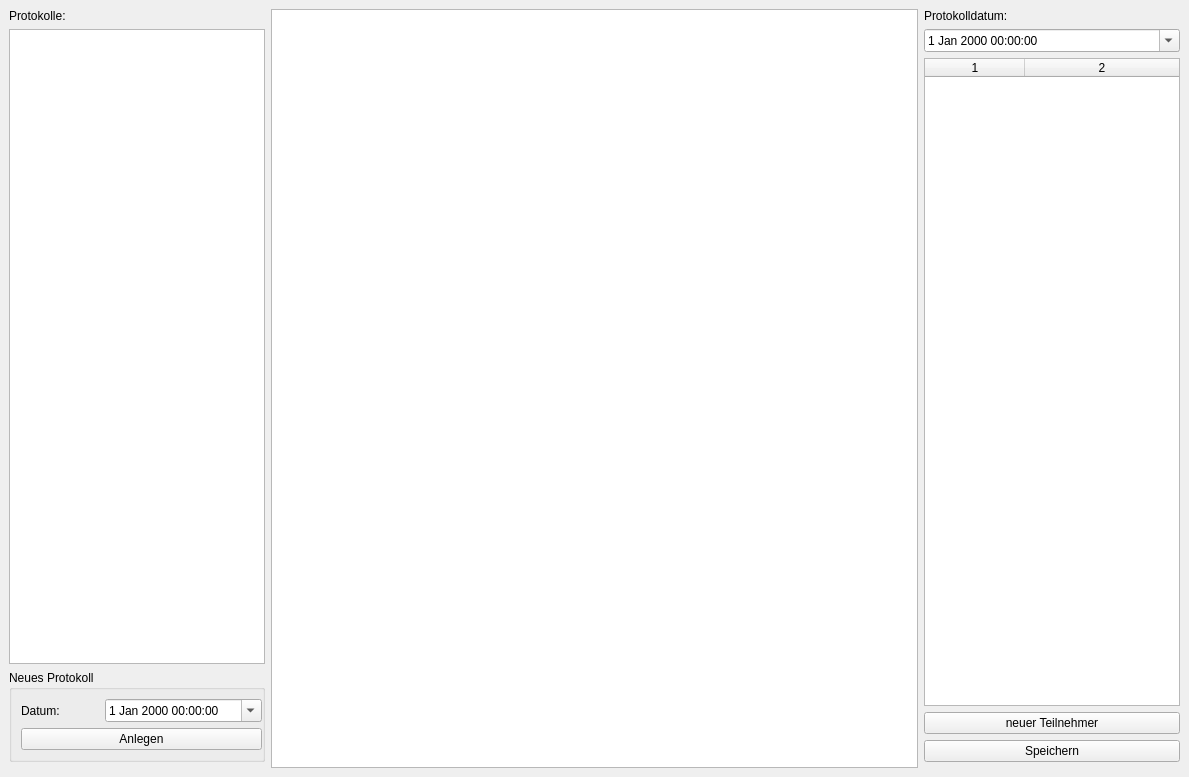
Robotregent/EBP, file ebp_client/bewohnerprotokoll.ui: the form before one commit.
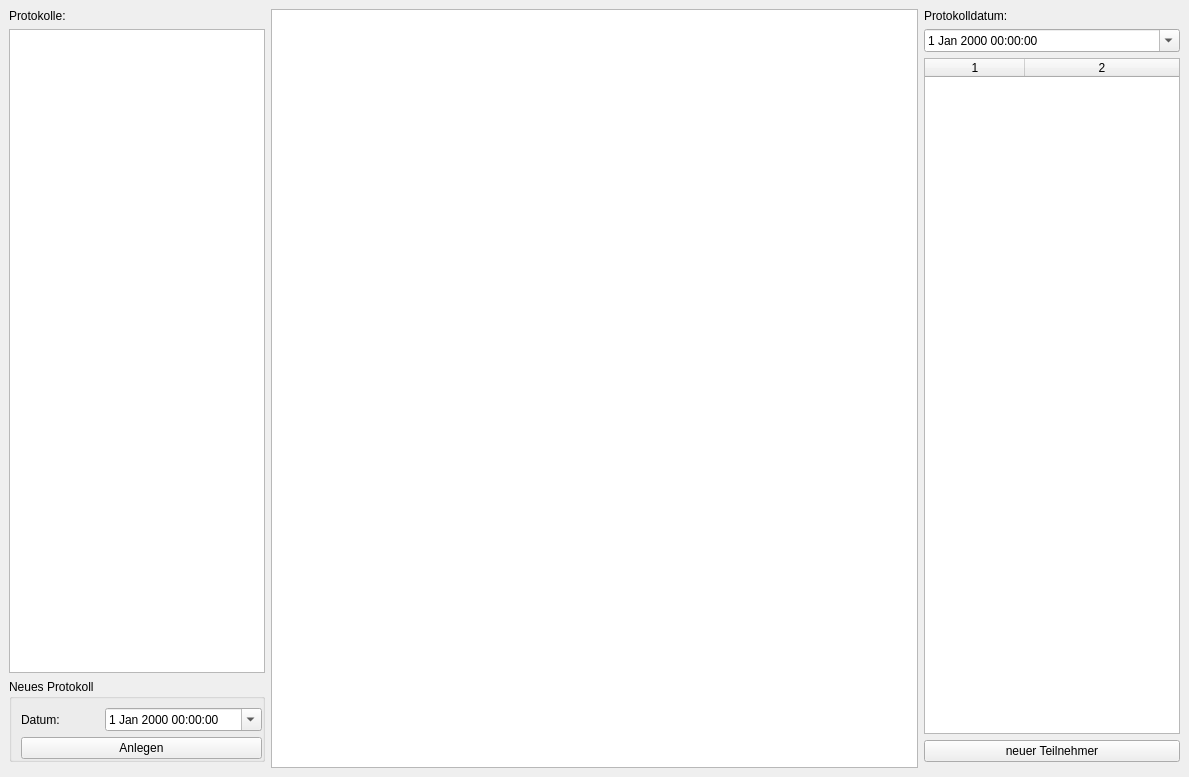
The form after the commit. Icons and pictures are not drawn.

The edit to the form file:
```diff
--- a/ebp_client/bewohnerprotokoll.ui
+++ b/ebp_client/bewohnerprotokoll.ui
@@ -40,7 +40,7 @@
      </widget>
     </item>
     <item row="0" column="2">
-     <layout class="QVBoxLayout" name="verticalLayout" stretch="0,0,0,0,0">
+     <layout class="QVBoxLayout" name="verticalLayout" stretch="0,0,0,0">
       <property name="sizeConstraint">
        <enum>QLayout::SetMinimumSize</enum>
       </property>
@@ -111,13 +111,6 @@
         </property>
        </widget>
       </item>
-      <item>
-       <widget class="QPushButton" name="pushButton">
-        <property name="text">
-         <string>Speichern</string>
-        </property>
-       </widget>
-      </item>
      </layout>
     </item>
     <item row="0" column="0">
@@ -141,6 +134,9 @@
          <property name="rightMargin">
           <number>0</number>
          </property>
+         <property name="bottomMargin">
+          <number>0</number>
+         </property>
          <item>
           <layout class="QHBoxLayout" name="horizontalLayout" stretch="1,2">
            <item>
```
Left out of the diff: 10 changed lines with no effect on the pictures.
